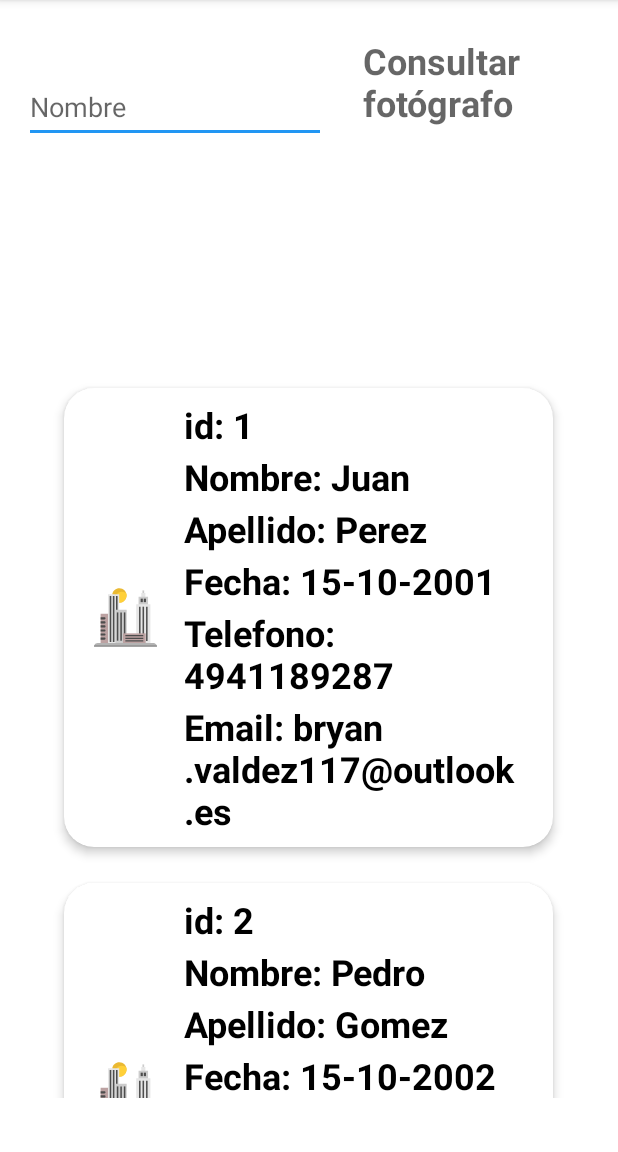
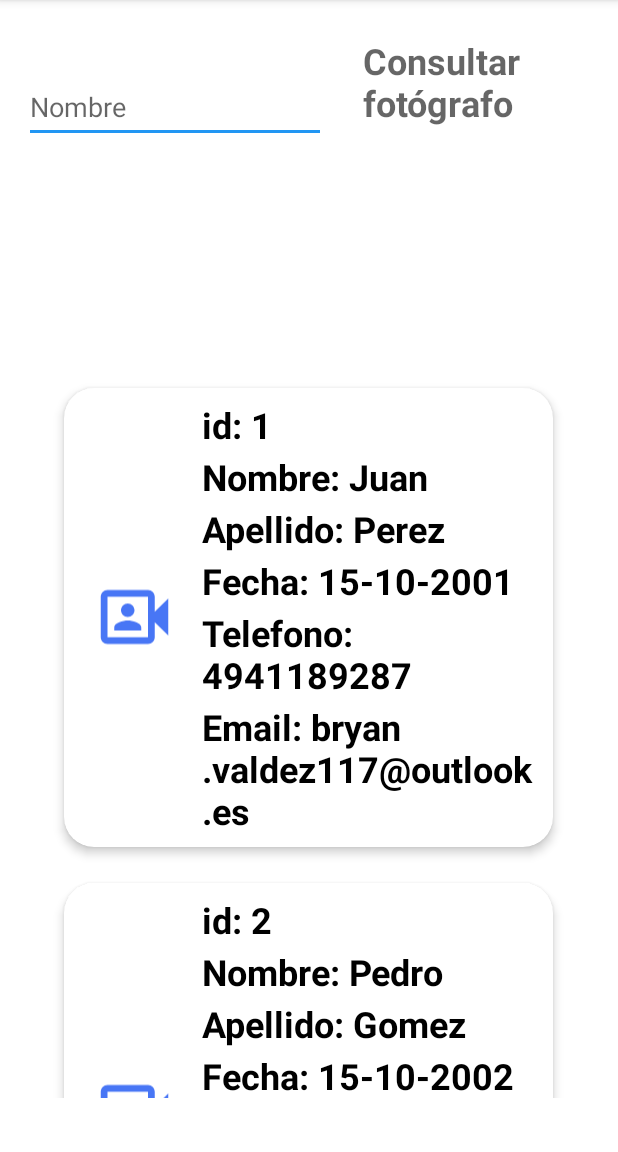
Before and after one commit to RubyBerumen/Proyecto4_Android, an Android app: the ActivityConsultas screen opened directly, with no data from a screen before it, on a phone screen of 412 x 824 dp, the part 84-1236 px from its top. Run offline under Robolectric (Android 15) with nearby library versions, the phone set to English and light mode, and no system bars; our stand-ins replace Volley; network calls fail.

Commit message:
Se cambio el icono de ciudad por uno de fotografo

```diff
--- /dev/null
+++ b/app/src/main/res/drawable/ic_fotografo.xml
@@ -0,0 +1,5 @@
+<vector android:alpha="0.89" android:height="24dp"
+    android:tint="#3164F4" android:viewportHeight="24"
+    android:viewportWidth="24" android:width="24dp" xmlns:android="http://schemas.android.com/apk/res/android">
+    <path android:fillColor="@android:color/white" android:pathData="M18,10.48l4,-3.98v11l-4,-3.98L18,18c0,1.1 -0.9,2 -2,2L4,20c-1.1,0 -2,-0.9 -2,-2L2,6c0,-1.1 0.9,-2 2,-2h12c1.1,0 2,0.9 2,2v4.48zM16,9.69L16,6L4,6v12h12L16,9.69zM10,12c-1.1,0 -2,-0.9 -2,-2s0.9,-2 2,-2 2,0.9 2,2 -0.9,2 -2,2zM10,13c1.34,0 4,0.67 4,2v1L6,16v-1c0,-1.33 2.66,-2 4,-2z"/>
+</vector>
--- a/app/src/main/res/layout/list_element.xml
+++ b/app/src/main/res/layout/list_element.xml
@@ -22,15 +22,15 @@
 
             <ImageView
                 android:id="@+id/iconImageView"
-                android:layout_width="70dp"
-                android:layout_height="70dp"
+                android:layout_width="82dp"
+                android:layout_height="85dp"
                 android:layout_alignParentStart="true"
                 android:layout_alignParentLeft="true"
                 android:layout_centerVertical="true"
                 android:layout_gravity="center"
                 android:paddingLeft="14dp"
                 android:paddingRight="14dp"
-                app:srcCompat="@drawable/ic_ciudad" />
+                app:srcCompat="@drawable/ic_fotografo" />
             <LinearLayout
                 android:id="@+id/linearLayout"
                 android:layout_width="wrap_content"
@@ -42,6 +42,7 @@
                 android:orientation="vertical"
                 android:layout_marginLeft="4dp"
                 android:layout_toRightOf="@id/iconImageView">
+
                 <TextView
                     android:id="@+id/fotografoId"
                     android:layout_width="match_parent"
@@ -50,7 +51,7 @@
                     android:text="id"
                     android:textColor="@android:color/black"
                     android:textSize="24sp"
-                    android:textStyle="bold"/>
+                    android:textStyle="bold" />
                 <TextView
                     android:id="@+id/fotografoNombre"
                     android:layout_width="match_parent"
```
